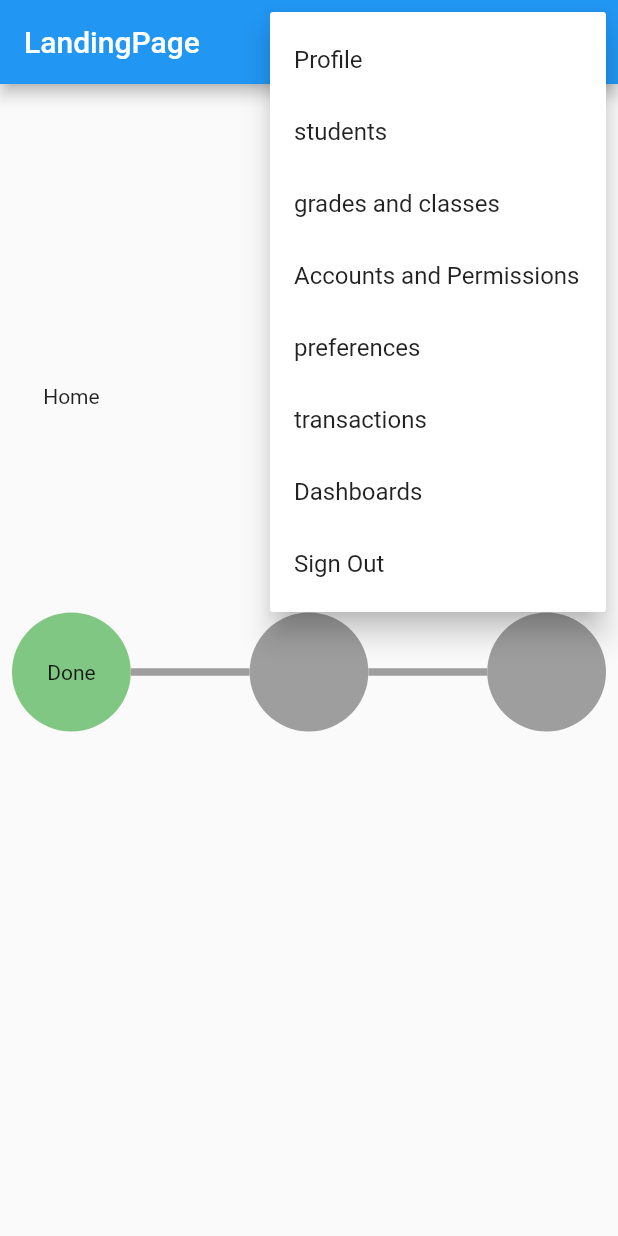
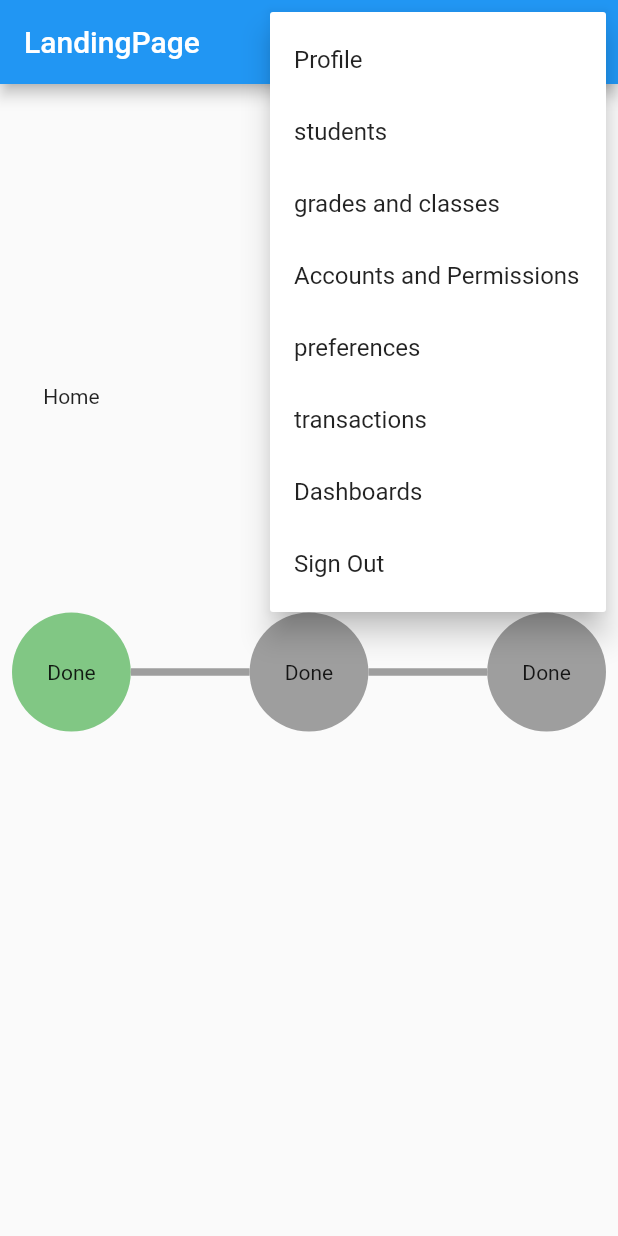
Before and after one commit to sohaibfb/flutter_application_1, a Flutter app: the LandingPage screen opened directly, after a tap on the "more vert" icon, on a phone screen of 412 x 824 dp. Run offline on Flutter 3.47's test engine with Material 2 defaults, Android fonts, the phone set to English and light mode, and no system bars; our stand-ins replace shared_preferences; missing offline and left inert: flutter_shapes; accounts and stored records are empty.

Commit message:
22092021

```diff
--- a/lib/landingpage.dart
+++ b/lib/landingpage.dart
@@ -28,11 +28,11 @@ class LandingPage extends StatefulWidget {
 
 class _LandingPageState extends State<LandingPage> {
   Color circleColor1, lineColor1, circleColor2, lineColor2, circleColor3;
-  String homeCount, movingCount, schoolCount;
+  Stream homeCount, movingCount, schoolCount;
   Stream countData1;
   Future<String> countData;
 
-  Stream<String> foo(String countType) async* {
+  Stream<String> getcount(String countType) async* {
     SharedPreferences prefs = await GetSharedPrefs().getsharedpreferences();
     var data = {
       "schoolid": prefs.get('schoolid'),
@@ -40,7 +40,7 @@ class _LandingPageState extends State<LandingPage> {
     };
     String url = ("https://sktest87.000webhostapp.com/gethomecount.php");
     var response;
-    for (int i = 0; i < 42; i++) {
+    while (true) {
       response = await http.post(Uri.parse(url), body: data);
       if (response.statusCode == 200) {
         print(prefs.get('schoolid'));
@@ -52,70 +52,6 @@ class _LandingPageState extends State<LandingPage> {
       } else {
         throw Exception("failed to load");
       }
-    }
-  }
-
-  Future<String> gethomecount(String countType) async {
-    SharedPreferences prefs = await GetSharedPrefs().getsharedpreferences();
-    String url = ("https://sktest87.000webhostapp.com/gethomecount.php");
-    var data = {
-      "schoolid": prefs.get('schoolid'),
-      "counttype": countType,
-    };
-
-    var response = await http.post(Uri.parse(url), body: data);
-    String homeCount;
-    if (response.statusCode == 200) {
-      print(prefs.get('schoolid'));
-      print("data loaded");
-
-      print(response.body);
-
-      return response.body.trim();
-    } else {
-      throw Exception("failed to load");
-    }
-  }
-
-  Future<String> getmovingcount() async {
-    SharedPreferences prefs = await SharedPreferences.getInstance();
-    String url = ("https://sktest87.000webhostapp.com/getmovingcount.php");
-    var data = {
-      "schoolid": prefs.get('schoolid'),
-    };
-
-    var response = await http.post(Uri.parse(url), body: data);
-    String movingCount;
-    if (response.statusCode == 200) {
-      print(prefs.get('schoolid'));
-      print("data loaded");
-
-      print(response.body);
-
-      return movingCount;
-    } else {
-      throw Exception("failed to load");
-    }
-  }
-
-  Future<String> getschoolcount() async {
-    SharedPreferences prefs = await SharedPreferences.getInstance();
-    String url = ("https://sktest87.000webhostapp.com/getschoolcount.php");
-    var data = {
-      "schoolid": prefs.get('schoolid'),
-    };
-
-    var response = await http.post(Uri.parse(url), body: data);
-    String schoolCount;
-    if (response.statusCode == 200) {
-      print(prefs.get('schoolid'));
-      print("data loaded");
-
-      print(response.body);
-
-      return schoolCount;
-    } else {
-      throw Exception("failed to load");
     }
   }
 
@@ -140,8 +76,7 @@ class _LandingPageState extends State<LandingPage> {
               })
         ],
       ),
-        body: Consumer<DataModel>(
-          builder: (context, value, child) => Center(
+      body: Center(
         child: Container(
             margin: EdgeInsets.symmetric(vertical: 200),
             padding: EdgeInsets.only(left: 8.0, right: 8.0),
@@ -181,7 +116,7 @@ class _LandingPageState extends State<LandingPage> {
                               }
                               return child;
                             },
-                                stream: countData1,
+                            stream: homeCount,
                           ),
                           decoration: BoxDecoration(
                               color: circleColor1, shape: BoxShape.circle),
@@ -209,12 +144,34 @@ class _LandingPageState extends State<LandingPage> {
                       Expanded(
                         child: Container(
                           alignment: Alignment.center,
-                              child: Text(
-                                movingCount != null ? movingCount : '',
+                          child: StreamBuilder(
+                              builder: (context, snapshot) {
+                                Widget child;
+                                switch (snapshot.connectionState) {
+                                  case ConnectionState.none:
+                                    child = Text('hello');
+                                    break;
+
+                                  case ConnectionState.waiting:
+                                    child = CircularProgressIndicator();
+                                    break;
+
+                                  case ConnectionState.active:
+                                    child = Text(
+                                      snapshot.data,
                                       style: TextStyle(
                                           color: Colors.white,
                                           fontWeight: FontWeight.bold),
-                              ),
+                                    );
+                                    break;
+
+                                  case ConnectionState.done:
+                                    child = Text('Done');
+                                    break;
+                                }
+                                return child;
+                              },
+                              stream: movingCount),
                           decoration: BoxDecoration(
                               color: circleColor2, shape: BoxShape.circle),
                         ),
@@ -241,11 +198,34 @@ class _LandingPageState extends State<LandingPage> {
                       Expanded(
                         child: Container(
                           alignment: Alignment.center,
-                              child: Text(
-                                schoolCount != null ? schoolCount : '',
+                          child: StreamBuilder(
+                            builder: (context, snapshot) {
+                              Widget child;
+                              switch (snapshot.connectionState) {
+                                case ConnectionState.none:
+                                  child = Text('hello');
+                                  break;
+
+                                case ConnectionState.waiting:
+                                  child = CircularProgressIndicator();
+                                  break;
+
+                                case ConnectionState.active:
+                                  child = Text(
+                                    snapshot.data,
                                     style: TextStyle(
                                         color: Colors.white,
                                         fontWeight: FontWeight.bold),
+                                  );
+                                  break;
+
+                                case ConnectionState.done:
+                                  child = Text('Done');
+                                  break;
+                              }
+                              return child;
+                            },
+                            stream: schoolCount,
                           ),
                           decoration: BoxDecoration(
                               color: circleColor3, shape: BoxShape.circle),
@@ -284,7 +264,7 @@ class _LandingPageState extends State<LandingPage> {
               ],
             )),
       ),
-        ));
+    );
   }
 
   @override
@@ -302,26 +282,12 @@ class _LandingPageState extends State<LandingPage> {
   }
 
   void loaddata() {
-    countData1 = foo('1');
+    homeCount = getcount('1');
+    movingCount = getcount('2');
+    schoolCount = getcount('3');
 
-    //countData.then((value) {
     setState(() {
       circleColor1 = Colors.green[300];
-      homeCount = toString();
-    });
-    // });
-    countData = gethomecount('2');
-    countData.then((value) {
-      setState(() {
-        movingCount = value;
-      });
-    });
-
-    countData = gethomecount('3');
-    countData.then((value) {
-      setState(() {
-        schoolCount = value;
-      });
     });
   }
 }
```
Lines whose indentation alone changed are shown as unchanged.
